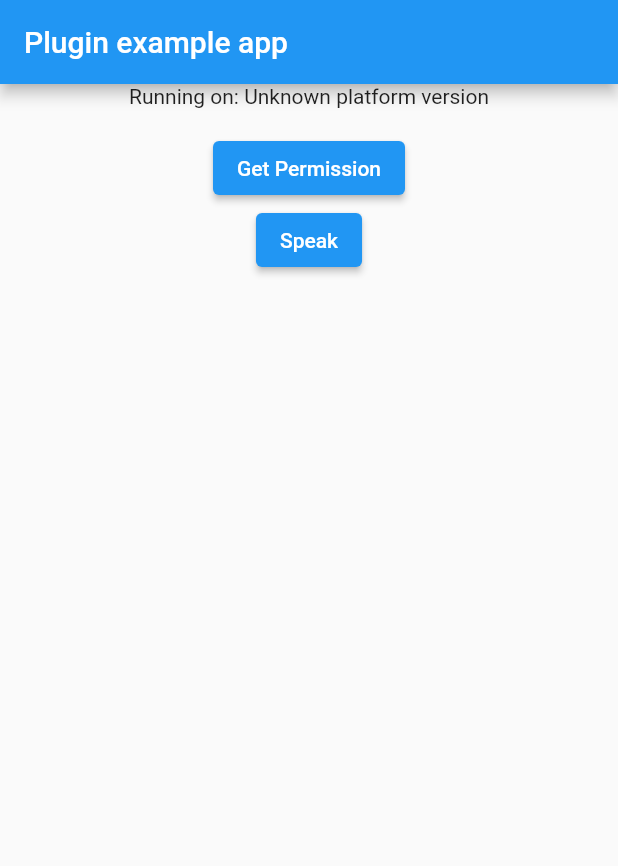
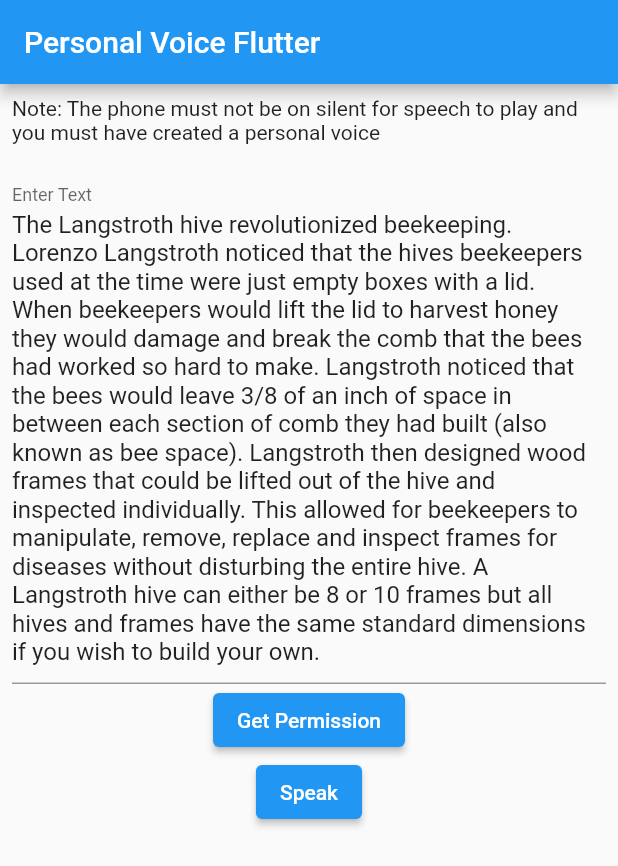
Before and after one commit to normano/flutter_vocalizer, a Flutter app: the screen it shows after launch, after a tap on "Speak", on a phone screen of 412 x 824 dp. Shown: the top 866 px of the screen. Run offline on Flutter 3.47's test engine with Material 2 defaults, Android fonts, the phone set to English and light mode, and no system bars; our stand-ins replace plugin_platform_interface.

Commit message:
Add a better example.

```diff
--- a/example/lib/main.dart
+++ b/example/lib/main.dart
@@ -16,36 +16,16 @@ class MyApp extends StatefulWidget {
 }
 
 class _MyAppState extends State<MyApp> {
-  String _platformVersion = 'Unknown';
+  TextEditingController _textController = TextEditingController(
+    text:
+        'The Langstroth hive revolutionized beekeeping. Lorenzo Langstroth noticed that the hives beekeepers used at the time were just empty boxes with a lid. When beekeepers would lift the lid to harvest honey they would damage and break the comb that the bees had worked so hard to make. Langstroth noticed that the bees would leave 3/8 of an inch of space in between each section of comb they had built (also known as bee space). Langstroth then designed wood frames that could be lifted out of the hive and inspected individually. This allowed for beekeepers to manipulate, remove, replace and inspect frames for diseases without disturbing the entire hive. A Langstroth hive can either be 8 or 10 frames but all hives and frames have the same standard dimensions if you wish to build your own.', // Set the initial text
+  );
+  String _textFieldValue = '';
   final _personalVoiceFlutterPlugin = PersonalVoiceFlutter();
 
   @override
   void initState() {
     super.initState();
-    initPlatformState();
-  }
-
-  // Platform messages are asynchronous, so we initialize in an async method.
-  Future<void> initPlatformState() async {
-    String platformVersion;
-    // Platform messages may fail, so we use a try/catch PlatformException.
-    // We also handle the message potentially returning null.
-    try {
-      platformVersion =
-          await _personalVoiceFlutterPlugin.getPlatformVersion() ??
-              'Unknown platform version';
-    } on PlatformException {
-      platformVersion = 'Failed to get platform version.';
-    }
-
-    // If the widget was removed from the tree while the asynchronous platform
-    // message was in flight, we want to discard the reply rather than calling
-    // setState to update our non-existent appearance.
-    if (!mounted) return;
-
-    setState(() {
-      _platformVersion = platformVersion;
-    });
   }
 
   @override
@@ -53,12 +33,22 @@ class _MyAppState extends State<MyApp> {
     return MaterialApp(
       home: Scaffold(
         appBar: AppBar(
-          title: const Text('Plugin example app'),
+          title: const Text('Personal Voice Flutter'),
         ),
         body: Center(
+          child: Padding(
+            padding: const EdgeInsets.all(8.0),
             child: Column(
               children: [
-              Text('Running on: $_platformVersion\n'),
+                const Text(
+                    'Note: The phone must not be on silent for speech to play and you must have created a personal voice \n'),
+                TextField(
+                  controller: _textController,
+                  maxLines: null,
+                  decoration: const InputDecoration(
+                    labelText: 'Enter Text',
+                  ),
+                ),
                 ElevatedButton(
                     onPressed: askPermission,
                     child: const Text("Get Permission")),
@@ -67,13 +57,16 @@ class _MyAppState extends State<MyApp> {
             ),
           ),
         ),
+      ),
     );
   }
 
   Future<void> speak() async {
+    setState(() {
+      _textFieldValue = _textController.text;
+    });
     try {
-      var result = await _personalVoiceFlutterPlugin.speak(
-          "The Langstroth hive revolutionized beekeeping. Lorenzo Langstroth noticed that the hives beekeepers used at the time were just empty boxes with a lid. When beekeepers would lift the lid to harvest honey they would damage and break the comb that the bees had worked so hard to make. Langstroth noticed that the bees would leave 3/8 of an inch of space in between each section of comb they had built (also known as bee space). Langstroth then designed wood frames that could be lifted out of the hive and inspected individually. This allowed for beekeepers to manipulate, remove, replace and inspect frames for diseases without disturbing the entire hive. A Langstroth hive can either be 8 or 10 frames but all hives and frames have the same standard dimensions if you wish to build your own.");
+      await _personalVoiceFlutterPlugin.speak(_textFieldValue);
     } on PlatformException {
       print("error");
     }
@@ -92,4 +85,10 @@ class _MyAppState extends State<MyApp> {
       result = 'Failed to get permission.';
     }
   }
+
+  @override
+  void dispose() {
+    _textController.dispose();
+    super.dispose();
   }
+}
```
Also changed, not shown: pubspec.yaml (+0 -45 lines), 1 other file. Lines whose indentation alone changed are shown as unchanged.
